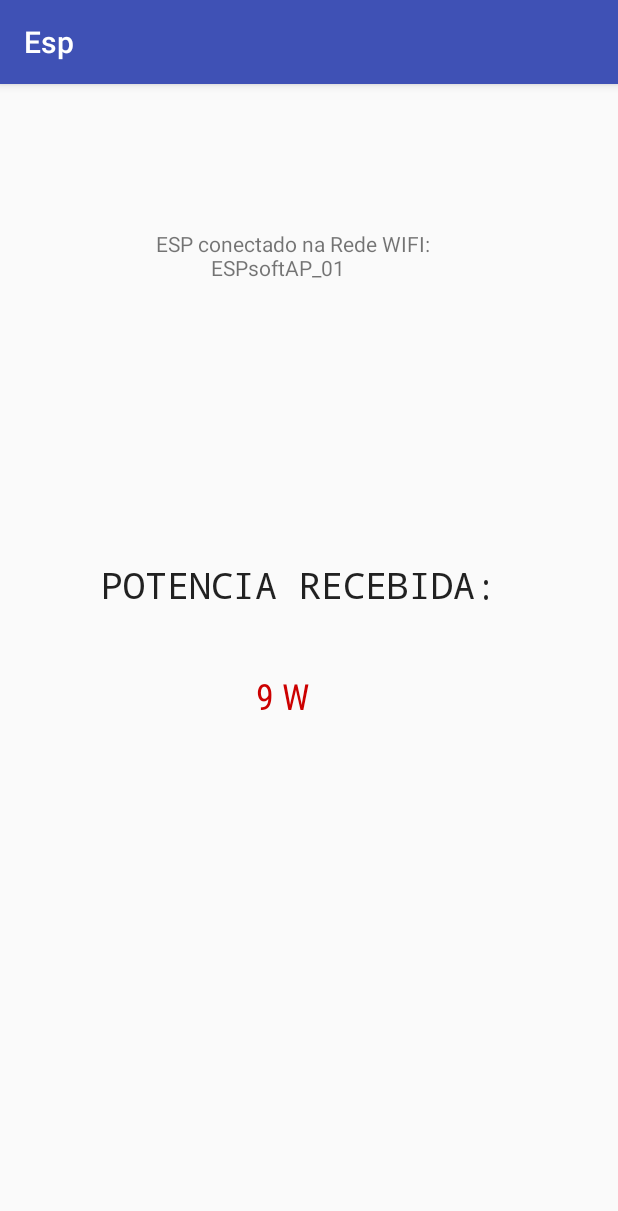
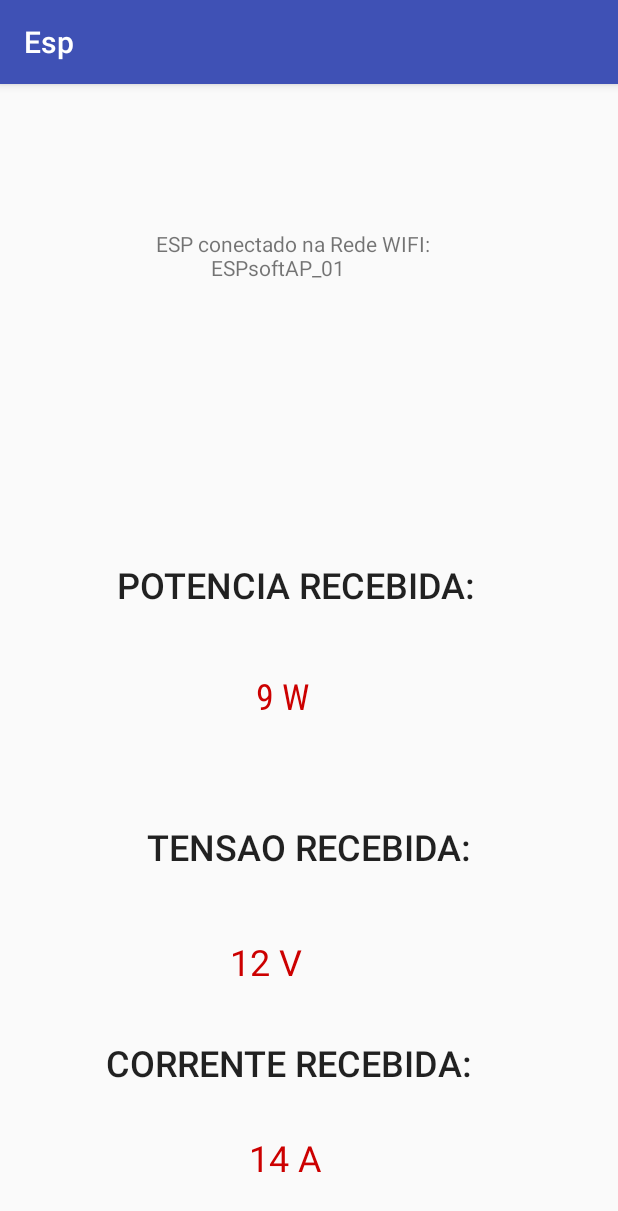
Before and after one commit to raullalves/Serial2Esp2Android, an Android app: the screen it shows after launch (MainActivity), on a phone screen of 412 x 824 dp. Shown: the top 1211 px of the screen. Run offline under Robolectric (Android 15) with nearby library versions, the light colour scheme and no system bars; network calls fail; 3 statements that could not run were skipped.

Commit message:
updated ui

```diff
--- a/app/src/main/res/layout/activity_main.xml
+++ b/app/src/main/res/layout/activity_main.xml
@@ -32,7 +32,6 @@
         android:textAppearance="@style/TextAppearance.AppCompat.Button"
         android:textSize="24sp"
         android:visibility="visible"
-        app:fontFamily="monospace"
         app:layout_constraintBottom_toBottomOf="parent"
         app:layout_constraintHorizontal_bias="0.453"
         app:layout_constraintLeft_toLeftOf="parent"
@@ -55,4 +54,76 @@
         app:layout_constraintTop_toTopOf="parent"
         app:layout_constraintVertical_bias="0.532" />
 
+    <TextView
+        android:id="@+id/textView7"
+        android:layout_width="wrap_content"
+        android:layout_height="wrap_content"
+        android:layout_marginBottom="11dp"
+        android:layout_marginEnd="8dp"
+        android:layout_marginLeft="8dp"
+        android:layout_marginRight="8dp"
+        android:layout_marginStart="8dp"
+        android:layout_marginTop="46dp"
+        android:text="TENSAO RECEBIDA:"
+        android:textAppearance="@style/TextAppearance.AppCompat.Button"
+        android:textSize="24sp"
+        app:layout_constraintBottom_toTopOf="@+id/textView9"
+        app:layout_constraintEnd_toEndOf="parent"
+        app:layout_constraintStart_toStartOf="parent"
+        app:layout_constraintTop_toBottomOf="@+id/textView5" />
+
+    <TextView
+        android:id="@+id/textView8"
+        android:layout_width="wrap_content"
+        android:layout_height="wrap_content"
+        android:layout_marginBottom="7dp"
+        android:layout_marginEnd="176dp"
+        android:layout_marginLeft="150dp"
+        android:layout_marginRight="176dp"
+        android:layout_marginStart="150dp"
+        android:layout_marginTop="3dp"
+        android:text="CORRENTE RECEBIDA:"
+        android:textAppearance="@style/TextAppearance.AppCompat.Button"
+        android:textSize="24sp"
+        app:layout_constraintBottom_toTopOf="@+id/textView10"
+        app:layout_constraintEnd_toEndOf="parent"
+        app:layout_constraintStart_toStartOf="parent"
+        app:layout_constraintTop_toBottomOf="@+id/textView9" />
+
+    <TextView
+        android:id="@+id/textView9"
+        android:layout_width="wrap_content"
+        android:layout_height="wrap_content"
+        android:layout_marginBottom="9dp"
+        android:layout_marginEnd="207dp"
+        android:layout_marginLeft="149dp"
+        android:layout_marginRight="207dp"
+        android:layout_marginStart="149dp"
+        android:layout_marginTop="11dp"
+        android:text="12 V"
+        android:textColor="@android:color/holo_red_dark"
+        android:textSize="24sp"
+        app:layout_constraintBottom_toTopOf="@+id/textView8"
+        app:layout_constraintEnd_toEndOf="parent"
+        app:layout_constraintStart_toStartOf="parent"
+        app:layout_constraintTop_toBottomOf="@+id/textView7" />
+
+    <TextView
+        android:id="@+id/textView10"
+        android:layout_width="wrap_content"
+        android:layout_height="wrap_content"
+        android:layout_marginBottom="14dp"
+        android:layout_marginEnd="184dp"
+        android:layout_marginLeft="151dp"
+        android:layout_marginRight="184dp"
+        android:layout_marginStart="151dp"
+        android:layout_marginTop="2dp"
+        android:text="14 A"
+        android:textColor="@android:color/holo_red_dark"
+        android:textSize="24sp"
+        app:layout_constraintBottom_toBottomOf="parent"
+        app:layout_constraintEnd_toEndOf="parent"
+        app:layout_constraintStart_toStartOf="parent"
+        app:layout_constraintTop_toBottomOf="@+id/textView8" />
+
 </android.support.constraint.ConstraintLayout>
```
